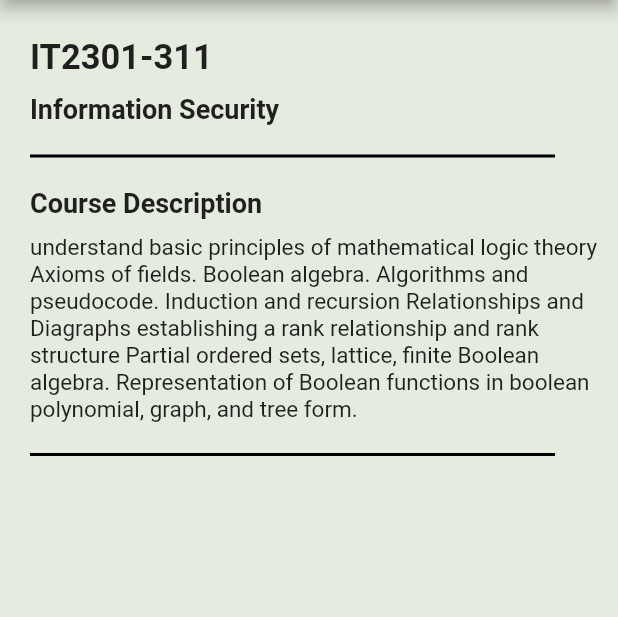
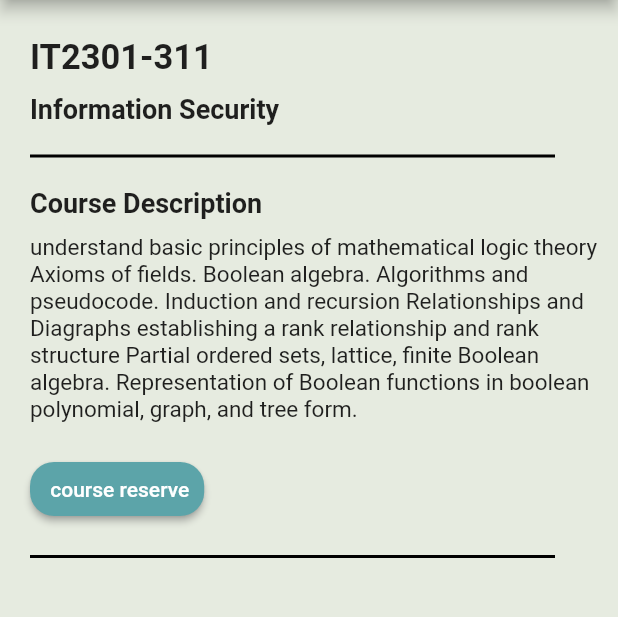
Before and after one commit to robbanee77/flutter_application_1, a Flutter app: the inforcouse screen opened directly, on a phone screen of 412 x 824 dp, the part 84-701 px from its top. Run offline on Flutter 3.47's test engine with Material 2 defaults, Android fonts, the phone set to English and light mode, and no system bars; our stand-ins replace firebase_auth, firebase_core, timeline_tile, toggle_switch; accounts and stored records are empty.

Commit message:
Update inforcouse.dart

```diff
--- a/lib/screen/inforcouse.dart
+++ b/lib/screen/inforcouse.dart
@@ -3,6 +3,7 @@ import 'package:flutter/src/widgets/container.dart';
 import 'package:flutter/src/widgets/framework.dart';
 import 'package:flutter_application_1/screen/histostu.dart';
 import 'package:flutter_application_1/screen/notistu.dart';
+import 'package:flutter_application_1/screen/request.dart';
 
 class inforcouse extends StatefulWidget {
   const inforcouse({super.key});
@@ -109,6 +110,26 @@ class _inforcouseState extends State<inforcouse> {
                 //fontWeight: FontWeight.bold,
               ),
             ),
+            SizedBox(height: 20),
+            ElevatedButton(
+              onPressed: () {
+                Navigator.push(
+                    context,
+                    MaterialPageRoute(
+                      builder: ((context) => request()),
+                    ));
+                // Handle button 2 press
+              },
+              child: Text(" course reserve"),
+              style: ElevatedButton.styleFrom(
+                padding: EdgeInsets.all(10),
+                shape: RoundedRectangleBorder(
+                  borderRadius: BorderRadius.circular(16.0),
+                ),
+                primary: Color(0xFF5ca4a9), // เปลี่ยนสีปุ่ม
+                shadowColor: Colors.grey,
+              ),
+            ),
             Container(
               height: 2,
               width: 350, // ปรับความยาวของเส้น
```
